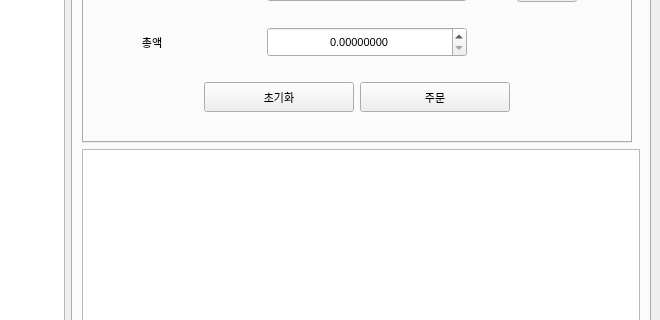
Above: main1.ui from changhee-won/AiCoinsTrade before the change; both pictures show x 394 to 1054 and y 237 to 557 of the 1054 by 800 pixel window. Below: the same form after it.
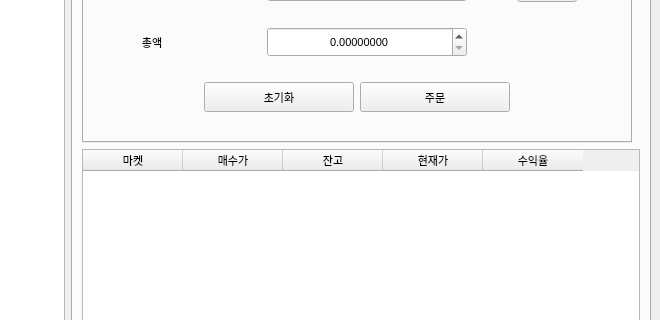
That is the form after the change. The open tabs and pages were chosen to show the change.

```diff
--- a/main1.ui
+++ b/main1.ui
@@ -1282,7 +1282,7 @@
              </font>
             </property>
             <attribute name="horizontalHeaderVisible">
-             <bool>false</bool>
+             <bool>true</bool>
             </attribute>
             <attribute name="horizontalHeaderCascadingSectionResizes">
              <bool>true</bool>
```
Left out of the diff: 2 changed lines with no effect on the pictures.
